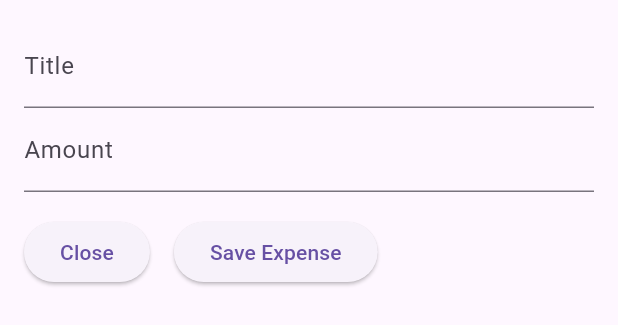
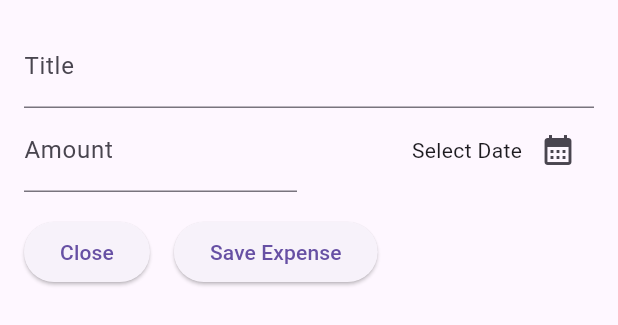
Before and after one commit to yasser942/expense_tracker, a Flutter app: the NewExpense widget shown alone on an empty page, opened directly, on a phone screen of 412 x 824 dp. Shown: the top 325 px of the screen. Run offline on Flutter 3.47's test engine with Material 2 defaults, Android fonts, the phone set to English and light mode, and no system bars.

Commit message:
add Date Picker

```diff
--- a/lib/widgets/new_expense.dart
+++ b/lib/widgets/new_expense.dart
@@ -10,6 +10,11 @@ class NewExpense extends StatefulWidget {
 class _NewExpenseState extends State<NewExpense> {
   final _titleController = TextEditingController();
   final _amountController = TextEditingController();
+
+  void _presentDatePicker(){
+    showDatePicker(context: context, initialDate: DateTime.now(), firstDate: DateTime(2021), lastDate: DateTime.now());
+  }
+
   @override
   void dispose() {
     _titleController.dispose();
@@ -25,17 +30,39 @@ class _NewExpenseState extends State<NewExpense> {
           controller: _titleController,
           decoration: const InputDecoration(labelText: 'Title'),
         ),
-        TextField(
-          controller: _amountController,
-          keyboardType: TextInputType.number,
-          decoration: const InputDecoration(
-              prefixText: '\$',
-              labelText: 'Amount'),
+        Row(
+
+          children: [
+            Expanded(
+              child: TextField(
+                controller: _amountController,
+                keyboardType: TextInputType.number,
+                decoration: const InputDecoration(
+                    prefixText: '\$',
+                    labelText: 'Amount'),
+              ),
+            ),
+            const SizedBox(width: 16),
+            Expanded(
+              child: Row(
+                mainAxisAlignment:MainAxisAlignment.end,
+                crossAxisAlignment: CrossAxisAlignment.center,
+                children: [
+                  const Text("Select Date"),
+                  IconButton(onPressed: _presentDatePicker,
+                    icon:const Icon(Icons.calendar_month),
+                  ),
+                ],
+              ),
+            )
+          ],
         ),
         const SizedBox(height: 16),
         Row(
           children: [
-            ElevatedButton(onPressed: (){}, child: Text('Close')),
+            ElevatedButton(onPressed: (){
+              Navigator.pop(context);
+            }, child: Text('Close')),
             const SizedBox(width: 16),
             ElevatedButton(onPressed:(){
               print(_titleController.text);
```
